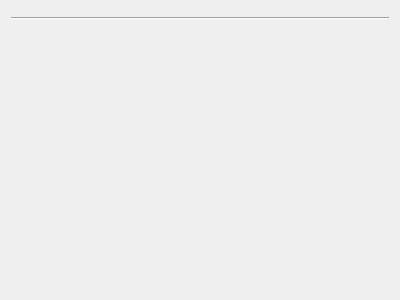
Qt form atef/ui/run_step_page.ui (pcdshub/atef) before a commit.
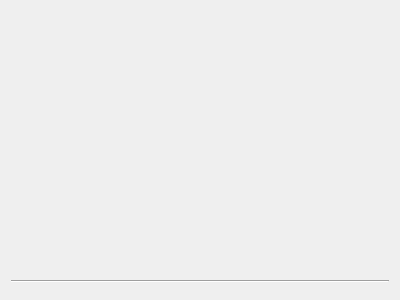
The same form after that commit.

Commit message: GUI: remove bottom spacer, let specific widget fill

```diff
--- a/atef/ui/run_step_page.ui
+++ b/atef/ui/run_step_page.ui
@@ -17,7 +17,7 @@
    <item>
     <widget class="QWidget" name="run_widget_placeholder" native="true">
      <property name="sizePolicy">
-      <sizepolicy hsizetype="Preferred" vsizetype="Preferred">
+      <sizepolicy hsizetype="Preferred" vsizetype="Expanding">
        <horstretch>0</horstretch>
        <verstretch>0</verstretch>
       </sizepolicy>
@@ -31,16 +31,6 @@
      </property>
     </widget>
    </item>
-   <item>
-    <widget class="QWidget" name="bottom_spacer" native="true">
-     <property name="sizePolicy">
-      <sizepolicy hsizetype="Preferred" vsizetype="Expanding">
-       <horstretch>0</horstretch>
-       <verstretch>0</verstretch>
-      </sizepolicy>
-     </property>
-    </widget>
-   </item>
    <item>
     <widget class="QWidget" name="run_check_placeholder" native="true"/>
    </item>
```
